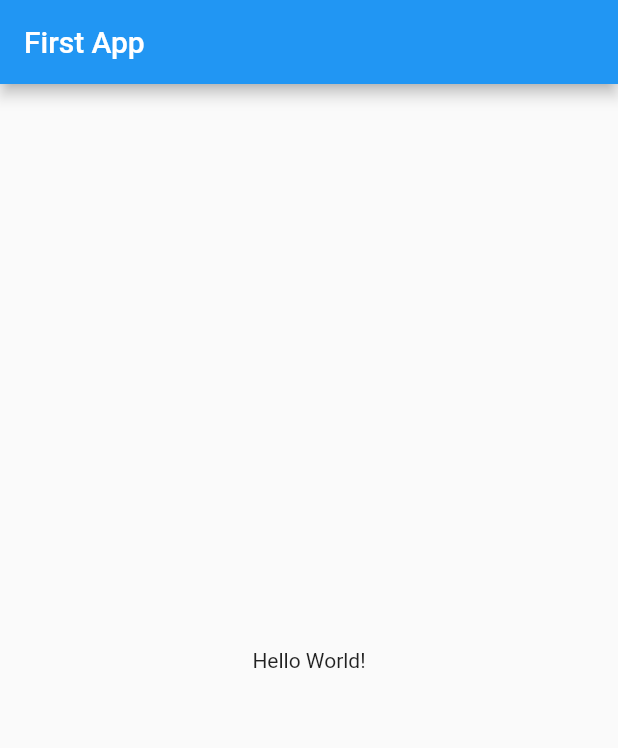
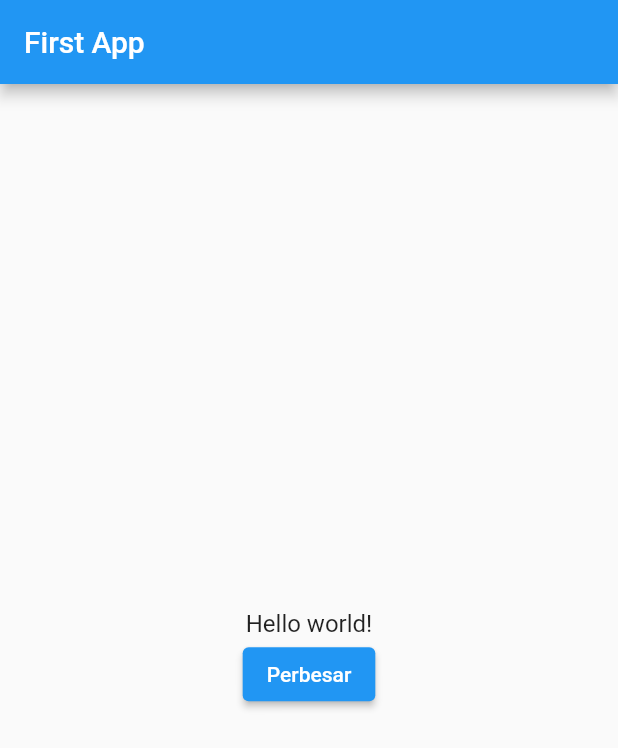
Before and after one commit to wahidabd/belajar-flutter-pemula, a Flutter app: the screen it shows after launch, on a phone screen of 412 x 824 dp. Shown: the top 748 px of the screen. Run offline on Flutter 3.47's test engine with Material 2 defaults, Android fonts, the phone set to English and light mode, and no system bars.

Commit message:
stateless and statefull

```diff
--- a/lib/main.dart
+++ b/lib/main.dart
@@ -17,9 +17,67 @@ class MyApp extends StatelessWidget{
           title: Text('First App'),
         ),
         body: Center(
-          child: Text('Hello World!'),
+          child: BiggerText(
+            text: 'Hello world!',
+          )
         ),
       ),
     );
   }
 }
+
+// StatefulWidget
+class BiggerText extends StatefulWidget{
+  final String text;
+
+  const BiggerText({required this.text});
+
+  @override
+  _BiggerTextState createState() => _BiggerTextState();
+
+}
+
+class _BiggerTextState extends State<BiggerText>{
+  double _textSize = 16.0;
+
+  @override
+  Widget build(BuildContext context) {
+    return Column(
+      mainAxisAlignment: MainAxisAlignment.center,
+      children: [
+        Text(
+          widget.text,
+          style: TextStyle(fontSize: _textSize)
+        ),
+        ElevatedButton(
+            child: Text('Perbesar'),
+            onPressed: () {
+              setState(() {
+                _textSize = 32.0;
+              });
+            }
+        )
+      ],
+    );
+  }
+}
+
+// StatelessWidget
+class Heading extends StatelessWidget{
+
+  final String text;
+
+  Heading({required this.text});
+
+  @override
+  Widget build(BuildContext context) {
+    return Text(
+      text,
+      style: TextStyle(
+        fontSize: 24.0,
+        fontWeight: FontWeight.bold,
+      ),
+    );
+  }
+
+}
--- a/pubspec.yaml
+++ b/pubspec.yaml
@@ -34,6 +34,7 @@ dependencies:
   # The following adds the Cupertino Icons font to your application.
   # Use with the CupertinoIcons class for iOS style icons.
   cupertino_icons: ^1.0.2
+  provider: ^4.0.1
 
 dev_dependencies:
   flutter_test:
```
Also changed, not shown: pubspec.lock.
